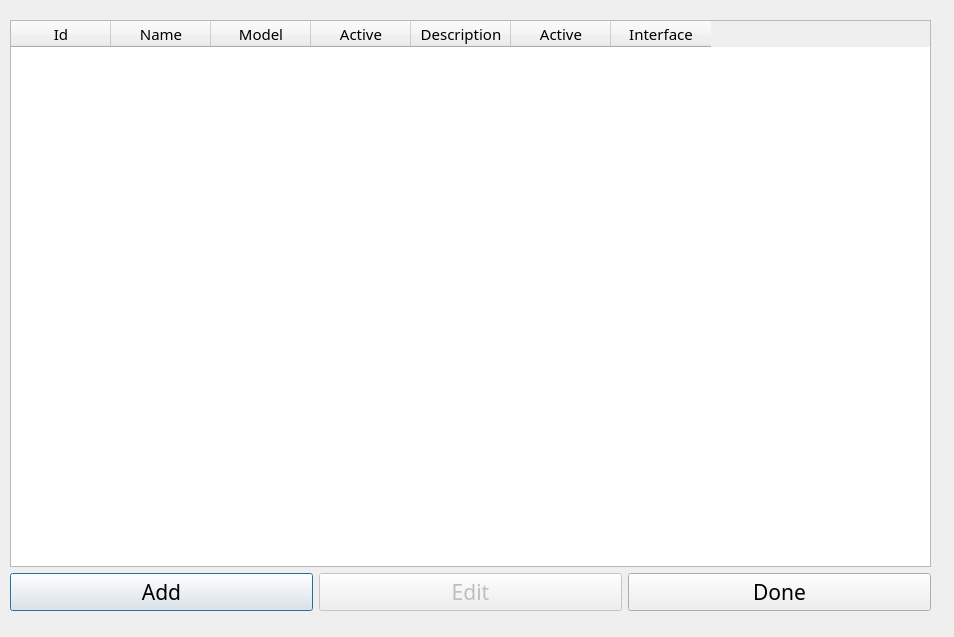
Before: the Qt Designer form ui/DevicesDlg.ui in aliciabillings-noaa/CLAMS, drawn with Qt 5.
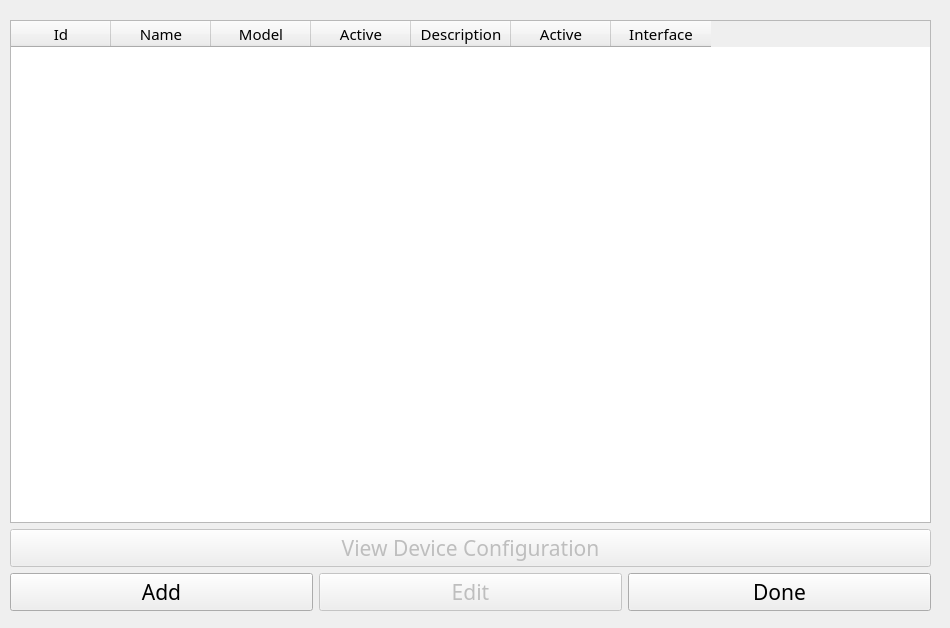
After: the same form once the commit is applied.

Commit message: adding in device config

Diff of the .ui file:
```diff
--- a/ui/DevicesDlg.ui
+++ b/ui/DevicesDlg.ui
@@ -6,8 +6,8 @@
    <rect>
     <x>0</x>
     <y>0</y>
-    <width>954</width>
-    <height>637</height>
+    <width>950</width>
+    <height>628</height>
    </rect>
   </property>
   <property name="windowTitle">
@@ -74,6 +74,22 @@
       </column>
      </widget>
     </item>
+    <item>
+     <widget class="QPushButton" name="deviceConfigBtn">
+      <property name="enabled">
+       <bool>false</bool>
+      </property>
+      <property name="font">
+       <font>
+        <family>Arial Black</family>
+        <pointsize>16</pointsize>
+       </font>
+      </property>
+      <property name="text">
+       <string>View Device Configuration</string>
+      </property>
+     </widget>
+    </item>
     <item>
      <layout class="QHBoxLayout" name="horizontalLayout">
       <item>
```
The commit also changes 14 other files.
